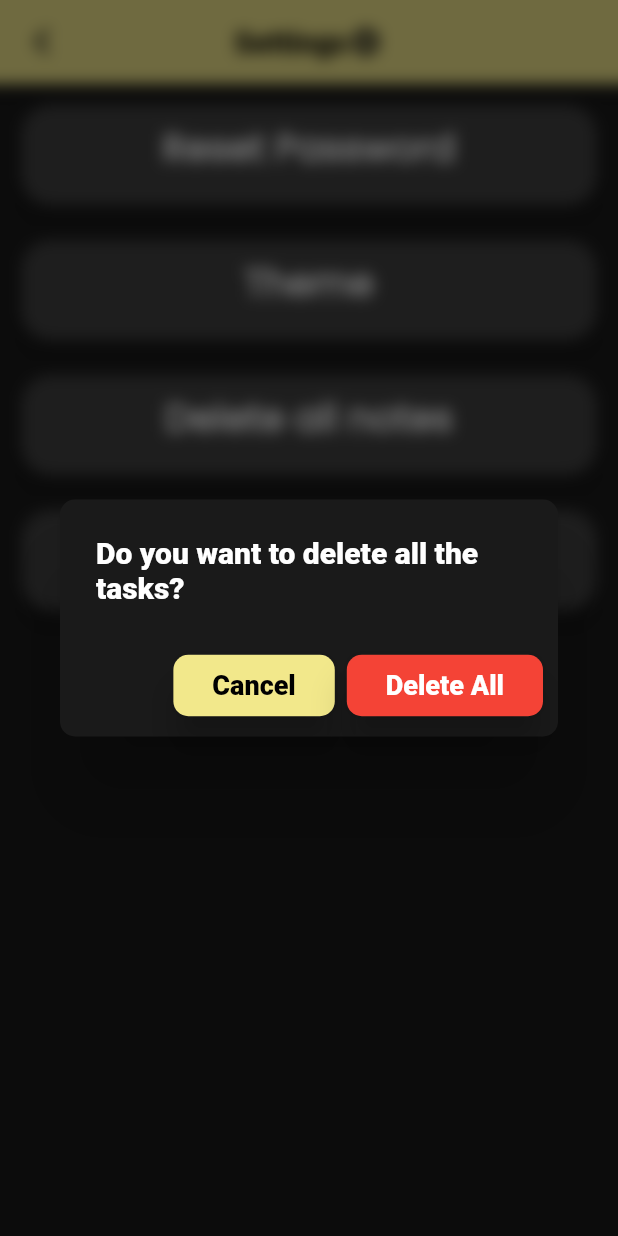
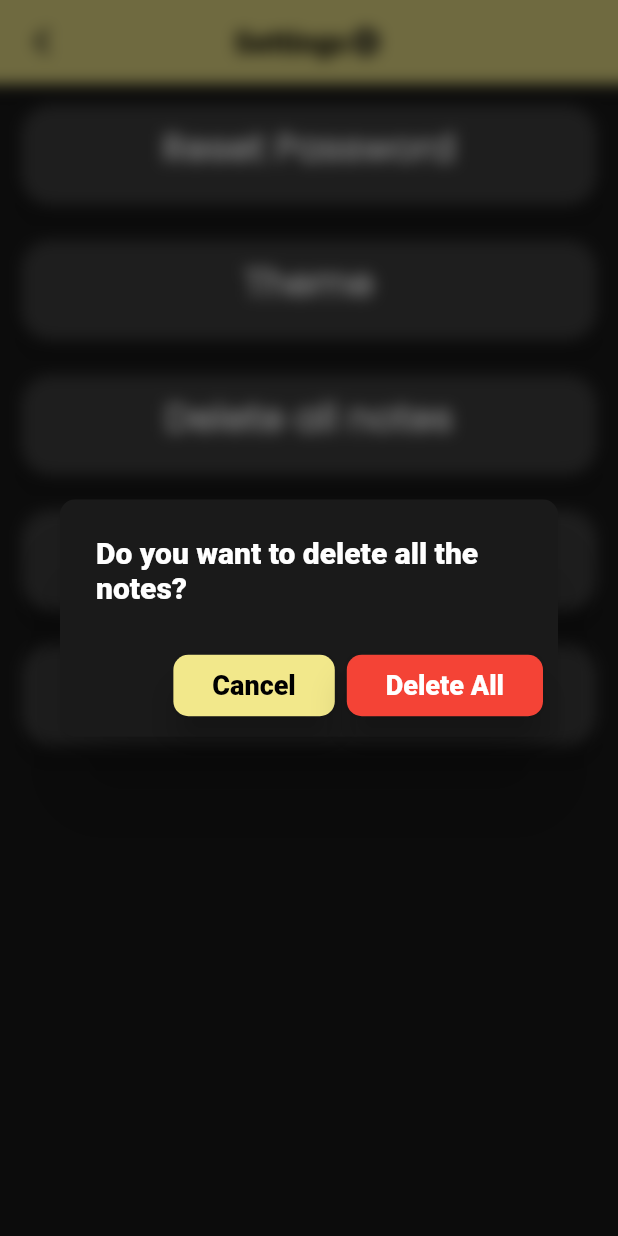
Before and after one commit to CreateJGN/mynotefy-Django-React, a Flutter app: the SettingsScreen screen opened by its route, after a tap on "Delete all notes", on a phone screen of 412 x 824 dp. Run offline on Flutter 3.47's test engine with Material 2 defaults, Android fonts, the phone set to English and light mode, and no system bars; our stand-ins replace animated_text_kit, shared_preferences; accounts and stored records are empty; network calls fail.

Commit message:
delete feature

```diff
--- a/App/lib/components/delete_dialog.dart
+++ b/App/lib/components/delete_dialog.dart
@@ -1,16 +1,29 @@
-// ignore_for_file: prefer_const_constructors, use_key_in_widget_constructors
+// ignore_for_file: prefer_const_constructors, use_key_in_widget_constructors, prefer_const_constructors_in_immutables, curly_braces_in_flow_control_structures
 
 import 'dart:ui';
 
 import 'package:app/models/auth.dart';
 import 'package:app/models/notes.dart';
 import 'package:app/models/theme.dart';
+import 'package:app/models/todo.dart';
 import 'package:flutter/material.dart';
 import 'package:provider/provider.dart';
 
 import '../constants.dart';
 
 class DeleteDialog extends StatelessWidget {
+  final String buttonTitle;
+  final String boxTitle;
+  final int toDelete;
+  final String catID;
+  final String itemId;
+  DeleteDialog({
+    required this.boxTitle,
+    required this.buttonTitle,
+    required this.toDelete,
+    required this.catID,
+    required this.itemId,
+  });
   @override
   Widget build(BuildContext context) {
     return BackdropFilter(
@@ -28,7 +41,7 @@ class DeleteDialog extends StatelessWidget {
                 ? kbgcolor
                 : kpink,
         title: Text(
-          'Do you want to delete all the tasks?',
+          boxTitle,
           style: TextStyle(
             color: Provider.of<CustomTheme>(context, listen: false).isTheme
                 ? Colors.white
@@ -72,14 +85,41 @@ class DeleteDialog extends StatelessWidget {
             color: Colors.red,
             onPressed: () {
               String key = Provider.of<Auth>(context, listen: false).key;
-              Provider.of<Notes>(context, listen: false).deleteAllNotes(key);
+              if (toDelete == 1) {
+                Provider.of<Notes>(context, listen: false).deleteAllNotes(key);
+              }
+              if (toDelete == 2) {
+                Provider.of<ToDo>(context, listen: false)
+                    .deleteCategory(key, catID);
+              }
+              if (toDelete == 3) {
+                Provider.of<ToDo>(context, listen: false)
+                    .deleteToDoItem(key, itemId);
+              }
+              if (toDelete == 4) {
+                Provider.of<ToDo>(context, listen: false)
+                    .deleteAllCategories(key);
+              }
               Navigator.pop(context);
-              ScaffoldMessenger.of(context).showSnackBar(snackBar);
+              if (toDelete == 1)
+                ScaffoldMessenger.of(context).showSnackBar(snackBarDeleteNotes);
+              if (toDelete == 2) {
+                ScaffoldMessenger.of(context)
+                    .showSnackBar(snackBarDeleteCategory);
+                Navigator.pop(context);
+              }
+              if (toDelete == 3) {
+                ScaffoldMessenger.of(context).showSnackBar(snackBarDeleteItem);
+              }
+              if (toDelete == 4) {
+                ScaffoldMessenger.of(context)
+                    .showSnackBar(snackBarDeleteAllCategories);
+              }
             },
             child: Padding(
               padding: EdgeInsets.all(10.0),
               child: Text(
-                'Delete All',
+                buttonTitle,
                 style: TextStyle(
                   color: Colors.white,
                   fontSize: 18,
--- a/App/lib/constants.dart
+++ b/App/lib/constants.dart
@@ -22,7 +22,7 @@ const kNoteTitle = Colors.white;
 const kNoteBody = Colors.grey;
 const kNotetime = Colors.grey;
 
-final snackBar = SnackBar(
+final snackBarDeleteNotes = SnackBar(
   content: Text(
     'Poof! All notes deleted',
     style: TextStyle(
@@ -33,3 +33,36 @@ final snackBar = SnackBar(
   duration: Duration(seconds: 2),
   backgroundColor: Colors.black,
 );
+final snackBarDeleteCategory = SnackBar(
+  content: Text(
+    'Poof! Category deleted',
+    style: TextStyle(
+      fontSize: 20,
+      fontFamily: 'roboto',
+    ),
+  ),
+  duration: Duration(seconds: 2),
+  backgroundColor: Colors.black,
+);
+final snackBarDeleteItem = SnackBar(
+  content: Text(
+    'Item deleted',
+    style: TextStyle(
+      fontSize: 20,
+      fontFamily: 'roboto',
+    ),
+  ),
+  duration: Duration(seconds: 2),
+  backgroundColor: Colors.black,
+);
+final snackBarDeleteAllCategories = SnackBar(
+  content: Text(
+    'Poof! All Categories deleted',
+    style: TextStyle(
+      fontSize: 20,
+      fontFamily: 'roboto',
+    ),
+  ),
+  duration: Duration(seconds: 2),
+  backgroundColor: Colors.black,
+);
--- a/App/lib/models/todo.dart
+++ b/App/lib/models/todo.dart
@@ -127,6 +127,12 @@ class ToDo with ChangeNotifier {
     }
   }
 
+  void deleteAllCategories(String key) {
+    for (int i = 0; i < _categories.length; i++) {
+      deleteCategory(key, _categories[i].id);
+    }
+  }
+
   Future createItem(String key, String catId, String item) async {
     try {
       print('creating new item = $catId = $item');
--- a/App/lib/screens/settingsreen.dart
+++ b/App/lib/screens/settingsreen.dart
@@ -46,7 +46,7 @@ class SettingsScreen extends StatelessWidget {
         padding: const EdgeInsets.all(10),
         child: Column(
           children: <Widget>[
-           InkWell(
+            InkWell(
               onTap: () {
                 Navigator.pushNamed(context, RouteNames.resetpasswordscreen);
               },
@@ -65,10 +65,32 @@ class SettingsScreen extends StatelessWidget {
                   showDialog(
                       context: context,
                       builder: (context) {
-                        return DeleteDialog();
+                        return DeleteDialog(
+                          boxTitle: 'Do you want to delete all the notes?',
+                          buttonTitle: 'Delete All',
+                          toDelete: 1,
+                          catID: '',
+                          itemId: '',
+                        );
                       });
                 },
                 child: SettingTile(title: 'Delete all notes')),
+            SizedBox(height: 15),
+            GestureDetector(
+                onTap: () {
+                  showDialog(
+                      context: context,
+                      builder: (context) {
+                        return DeleteDialog(
+                          boxTitle: 'Do you want to delete all the categories?',
+                          buttonTitle: 'Delete All',
+                          toDelete: 4,
+                          catID: '',
+                          itemId: '',
+                        );
+                      });
+                },
+                child: SettingTile(title: 'Delete all categories')),
             SizedBox(height: 15),
             GestureDetector(
                 onTap: () {
```
Also changed, not shown: App/lib/screens/items_screen.dart (+14 -1 lines).
